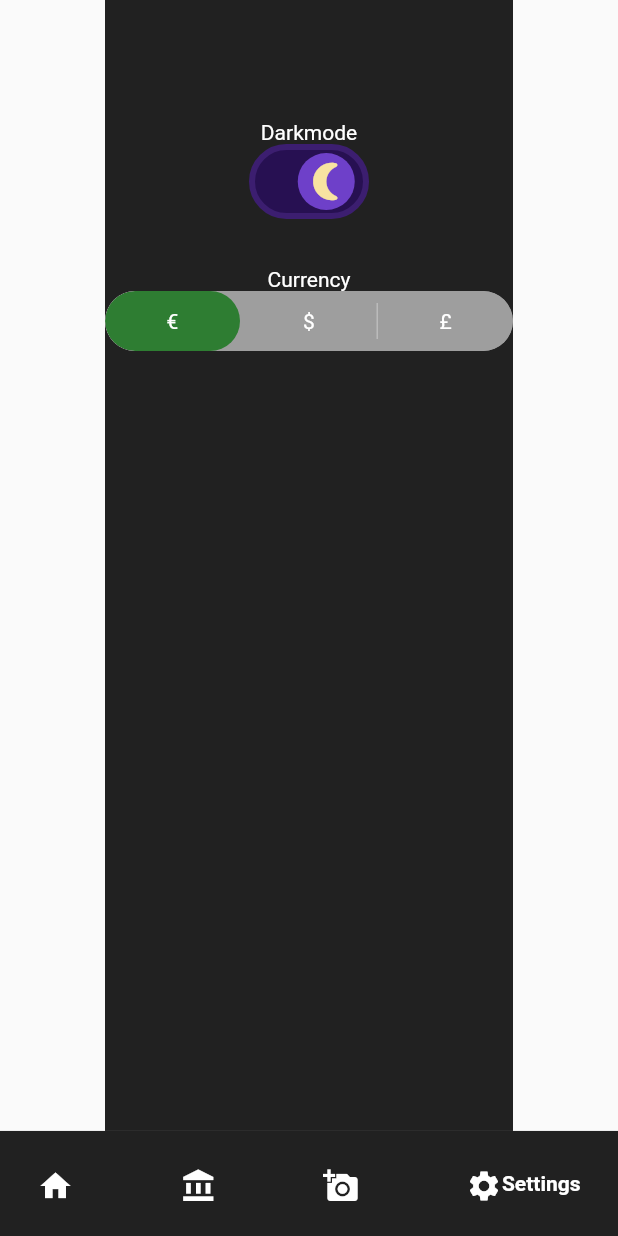
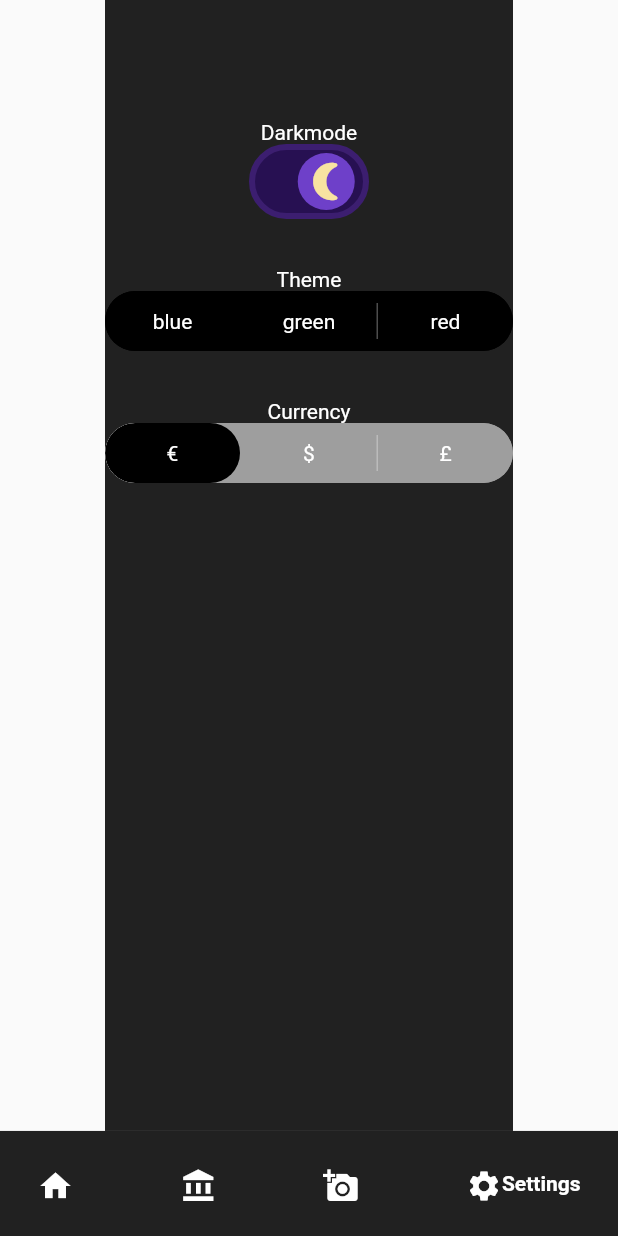
Before and after one commit to anjoov/Inventura-Informatik-Projekt, a Flutter app: the screen it shows after launch, item 4 of the bottom bar chosen, after a tap on the "wb sunny" icon, on a phone screen of 412 x 824 dp. Run offline on Flutter 3.47's test engine with Material 2 defaults, Android fonts, the phone set to English and light mode, and no system bars; drawn by our look-alikes of flutter_switch, google_nav_bar, toggle_switch; our stand-ins replace fl_chart, flutter_slidable, hive, hive_flutter; missing offline and left inert: dart:ffi, flutter_barcode_scanner; accounts and stored records are empty.

Commit message:
theme settings

```diff
--- a/lib/data/globals.dart
+++ b/lib/data/globals.dart
@@ -8,4 +8,5 @@ class Globals {
   static Color themeColor = Colors.blue;
   static var currency = '€';
   static dynamic initialIndex = 0;
+  static dynamic initialIndexTheme = 0;
 }
--- a/lib/screens/Settings.dart
+++ b/lib/screens/Settings.dart
@@ -62,11 +62,42 @@ class SettingsState extends State<Settings> {
                                   Globals.textColor = Colors.white;
                                   Globals.backgroundColor =
                                       Colors.grey.shade900;
-                                  Globals.themeColor = Colors.blueAccent;
                                 } else {
                                   Globals.textColor = Colors.black;
                                   Globals.backgroundColor = Colors.white;
+                                }
+                                main();
+                              });
+                            },
+                          ),
+                          Text("\n\nTheme",
+                              style: TextStyle(color: Globals.textColor)),
+                          ToggleSwitch(
+                            minWidth: 90.0,
+                            cornerRadius: 20.0,
+                            activeBgColors: [
+                              [Globals.themeColor],
+                              [Globals.themeColor],
+                              [Globals.themeColor]
+                            ],
+                            activeFgColor: Colors.white,
+                            inactiveBgColor: Globals.themeColor = Colors.black,
+                            inactiveFgColor: Colors.white,
+                            initialLabelIndex: Globals.initialIndexTheme,
+                            totalSwitches: 3,
+                            labels: ['blue', 'green', 'red'],
+                            radiusStyle: true,
+                            onToggle: (index) {
+                              setState(() {
+                                if (index == 0) {
                                   Globals.themeColor = Colors.blue;
+                                  Globals.initialIndexTheme = index;
+                                } else if (index == 1) {
+                                  Globals.themeColor = Colors.green;
+                                  Globals.initialIndexTheme = index;
+                                } else {
+                                  Globals.themeColor = Colors.red;
+                                  Globals.initialIndexTheme = index;
                                 }
                                 main();
                               });
@@ -78,9 +109,9 @@ class SettingsState extends State<Settings> {
                             minWidth: 90.0,
                             cornerRadius: 20.0,
                             activeBgColors: [
-                              [Colors.green[800]!],
-                              [Colors.red[800]!],
-                              [Colors.blue[800]!]
+                              [Globals.themeColor],
+                              [Globals.themeColor],
+                              [Globals.themeColor]
                             ],
                             activeFgColor: Colors.white,
                             inactiveBgColor: Colors.grey,
--- a/lib/screens/ThirdScreen.dart
+++ b/lib/screens/ThirdScreen.dart
@@ -28,6 +28,7 @@ class ThirdScreenState extends State<ThirdScreen> {
             appBar: AppBar(
               //App Bar wegnehmen?
               title: Text("Scan Barcode"),
+              backgroundColor: Globals.themeColor,
               centerTitle: true,
             ),
             body: Center(
```
